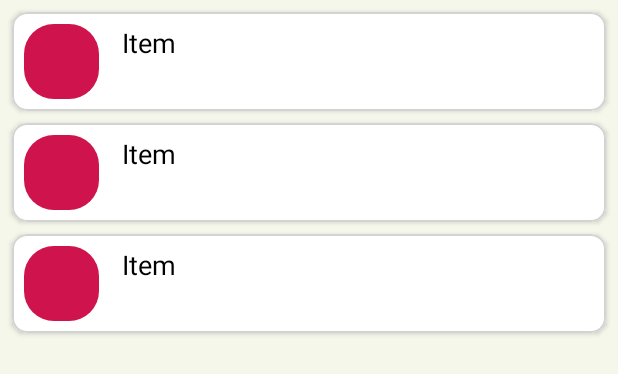
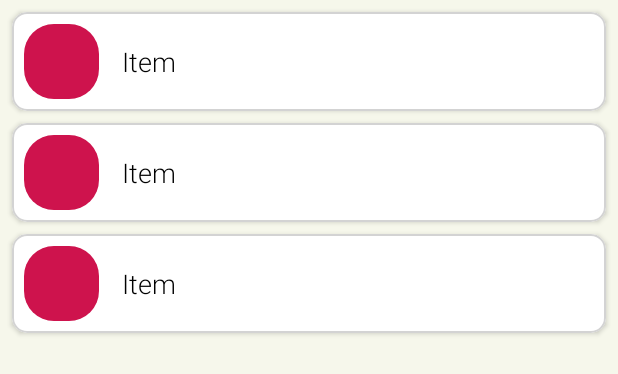
Before and after one commit to freyavs/android-app-myfestival, an Android app: the layout food_fragment.xml on its own in the app's theme, with its tools: preview values and no code run, on a phone screen of 412 x 824 dp. Shown: the top 374 px of the screen. Run offline under Robolectric (Android 15) with nearby library versions, the phone set to English and light mode, and no system bars.

Commit message:
list center fix

```diff
--- a/MyFestival/app/src/main/res/layout/list_item.xml
+++ b/MyFestival/app/src/main/res/layout/list_item.xml
@@ -25,6 +25,7 @@
             android:id="@+id/list_item_text_view"
             android:layout_width="wrap_content"
             android:layout_height="wrap_content"
+            android:layout_centerVertical="true"
             android:layout_toEndOf="@+id/list_item_image_view"
             android:text="@string/listItem"
             android:textColor="@android:color/black"
--- /dev/null
+++ b/MyFestival/app/src/main/res/values/fonts.xml
@@ -0,0 +1,4 @@
+<?xml version="1.0" encoding="utf-8"?>
+<resources>
+
+</resources>
--- a/MyFestival/app/src/main/res/values/styles.xml
+++ b/MyFestival/app/src/main/res/values/styles.xml
@@ -9,6 +9,8 @@
         <item name="colorAccent">@color/colorAccent</item>
         <item name="android:windowBackground">@color/backgroundColor</item>
 
+        <item name="android:fontFamily">sans-serif-light</item>
+
     </style>
 
 </resources>
```
